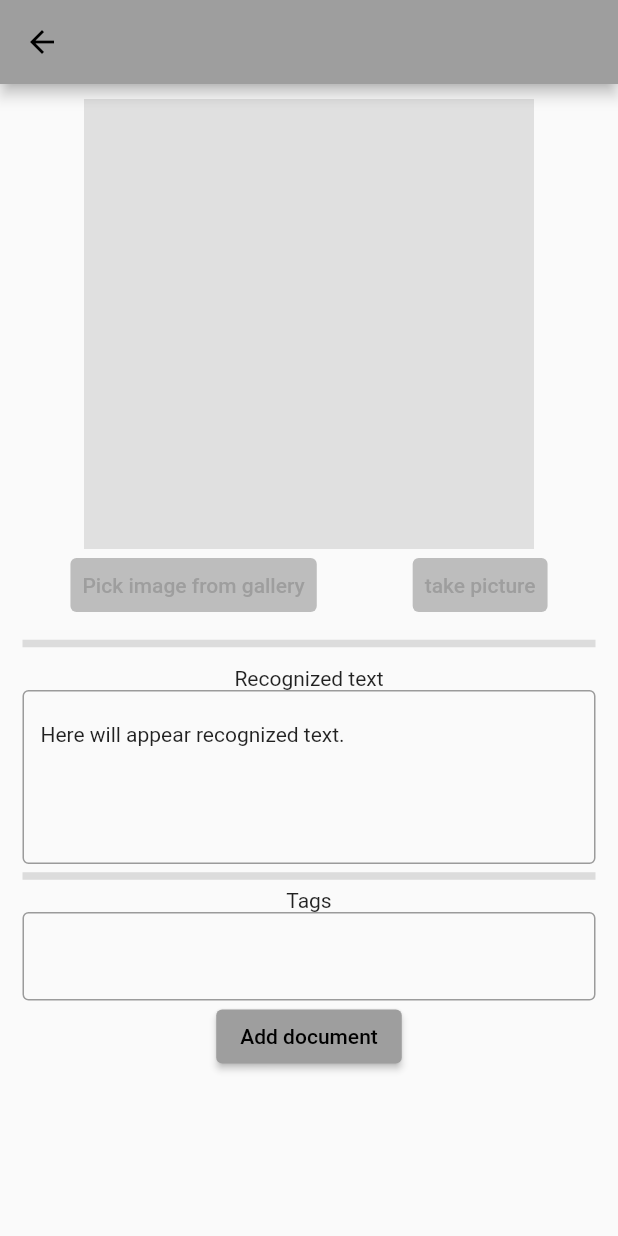
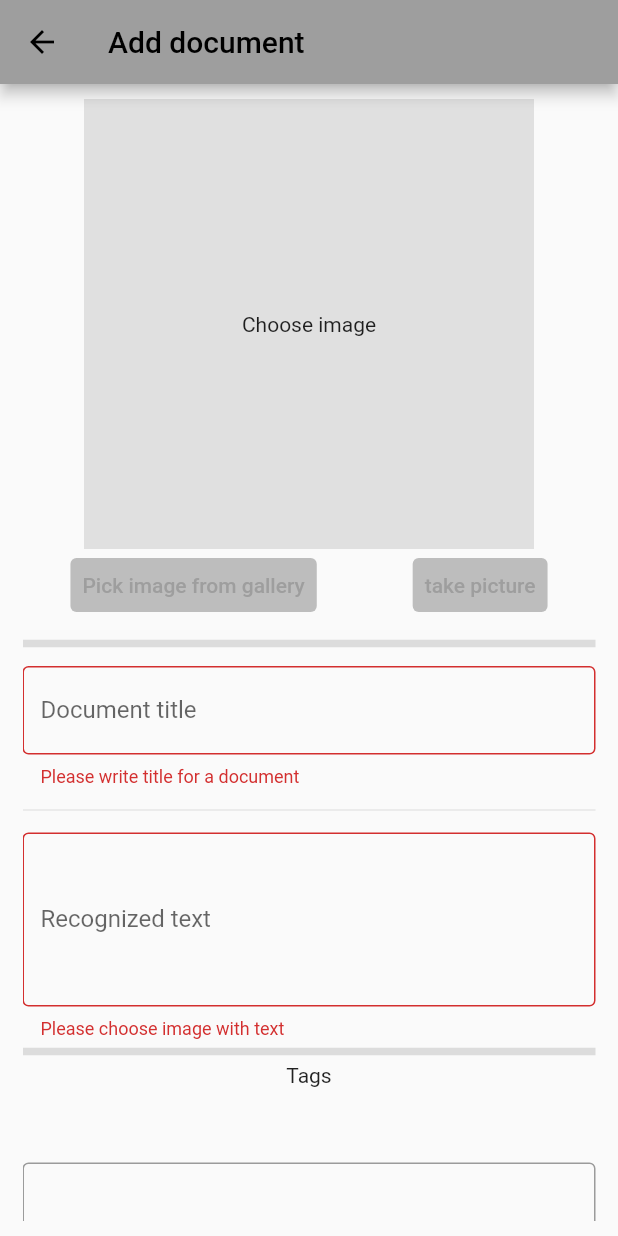
Before and after one commit to DocentSzachista/PIM-project, a Flutter app: the AddDocumentPage screen opened directly, after a tap on "Add document", on a phone screen of 412 x 824 dp. Run offline on Flutter 3.47's test engine with Material 2 defaults, Android fonts, the light colour scheme and no system bars; our stand-ins replace cloud_firestore, firebase_auth, firebase_core, firebase_storage, font_awesome_flutter, google_sign_in and 2 more; missing offline and left inert: google_mlkit_text_recognition, googleapis; accounts and stored records are empty; generated files the repository leaves out were written again.

Commit message:
preetify add document page and connect fields to model (#20)

```diff
--- a/document_ocr/lib/db/db_handler.dart
+++ b/document_ocr/lib/db/db_handler.dart
@@ -13,11 +13,16 @@
       ? FirebaseAuth.instance.currentUser!.uid
       : null;
 
-  Future<void> addDocument(Document document) async {
-    final doc = _db.collection("users").doc();
-    document.id = doc.id;
-    document.uuid = _userUID;
-    await doc.set(document.toJSON());
+  Future<bool> addDocument(Document document) async {
+    try {
+      final doc = _db.collection("users").doc();
+      document.id = doc.id;
+      document.uuid = _userUID;
+      await doc.set(document.toJSON());
+      return true;
+    } catch (e) {
+      return false;
+    }
   }
 
   Future<String> uploadFile(XFile file) async {
--- a/document_ocr/lib/db/document.dart
+++ b/document_ocr/lib/db/document.dart
@@ -4,11 +4,13 @@
       this.uuid,
       required this.name,
       required this.text,
-      required this.imageURL});
+      required this.imageURL,
+      required this.tags});
   String? id;
   String? uuid;
   String name;
   String text;
+  List<dynamic> tags;
   final String imageURL;
 
   factory Document.fromJson(Map<String, dynamic> json) {
@@ -17,7 +19,8 @@
         uuid: json['user_uuid'],
         text: json['text'],
         name: json['name'],
-        imageURL: json['image_url']);
+        imageURL: json['image_url'],
+        tags: json['tags']);
   }
 
   Map<String, dynamic> toJSON() => {
@@ -25,6 +28,7 @@
         "user_uuid": uuid,
         "text": text,
         "name": name,
-        "image_url": imageURL
+        "image_url": imageURL,
+        "tags": tags
       };
 }
--- a/document_ocr/lib/l10n/app_en.arb
+++ b/document_ocr/lib/l10n/app_en.arb
@@ -15,5 +15,15 @@
   "popUpSuccess": "Transfer completed",
   "popUpFail": "Something went wrong",
   "tagTitle": "Tags",
-  "textfieldTooltip": "Recognized text"
+  "textfieldTooltip": "Recognized text",
+
+
+  "invalidRecognized": "Please choose image with text",
+  "documentTitleLabel": "Document title",
+  "invalidTitle": "Please write title for a document",
+  "chooseImageTooltip": "Choose image",
+  "addDocumentPage": "Add document"
+
+
+
 }
--- a/document_ocr/lib/l10n/app_pl.arb
+++ b/document_ocr/lib/l10n/app_pl.arb
@@ -13,6 +13,14 @@
   "popUpFail": "Coś poszło nie tak.",
 
   "tagTitle": "Tagi",
-  "textfieldTooltip": "Rozpoznany tekst"
+  "textfieldTooltip": "Rozpoznany tekst",
+
+
+  "invalidRecognized": "Wybierz obrazek do pobrania tekstu",
+  "invalidTitle": "Podaj tytuł do dokumentu",
+  "documentTitleLabel": "Nazwa dokumentu",
+
+  "chooseImageTooltip": "Wybierz obrazek",
+  "addDocumentPage": "Dodaj dokument"
 
 }
--- a/document_ocr/lib/main.dart
+++ b/document_ocr/lib/main.dart
@@ -7,7 +7,6 @@
 import 'package:firebase_core/firebase_core.dart';
 import 'package:provider/provider.dart';
 
-// import 'firebase_options.dart';
 void main() async {
   WidgetsFlutterBinding.ensureInitialized();
   await Firebase.initializeApp();
--- a/document_ocr/lib/pages/add_document_page.dart
+++ b/document_ocr/lib/pages/add_document_page.dart
@@ -1,11 +1,16 @@
 import 'package:document_ocr/widgets/add_document_widget.dart';
 import 'package:flutter/material.dart';
+import 'package:flutter_gen/gen_l10n/app_localizations.dart';
 
 class AddDocumentPage extends StatelessWidget {
   const AddDocumentPage({Key? key}) : super(key: key);
 
   @override
   Widget build(BuildContext context) {
-    return Scaffold(appBar: AppBar(), body: AddDocument());
+    return Scaffold(
+        appBar: AppBar(
+          title: Text(AppLocalizations.of(context)!.addDocument),
+        ),
+        body: const AddDocument());
   }
 }
--- a/document_ocr/lib/pages/share_page.dart
+++ b/document_ocr/lib/pages/share_page.dart
@@ -6,7 +6,10 @@
 class SharePage extends StatelessWidget {
   SharePage({Key? key}) : super(key: key);
   final Document document = Document(
-      name: "title", text: "Lorem ipsum dixum trahunt", imageURL: "Example");
+      name: "title",
+      text: "Lorem ipsum dixum trahunt",
+      imageURL: "Example",
+      tags: ["1", "2,", "3"]);
 
   @override
   Widget build(BuildContext context) {
--- a/document_ocr/lib/widgets/add_document_widget.dart
+++ b/document_ocr/lib/widgets/add_document_widget.dart
@@ -6,7 +6,6 @@
 import 'package:google_mlkit_text_recognition/google_mlkit_text_recognition.dart';
 import 'package:image_picker/image_picker.dart';
 import 'package:flutter_gen/gen_l10n/app_localizations.dart';
-
 import 'my_textfield.dart';
 
 class AddDocument extends StatefulWidget {
@@ -22,14 +21,16 @@
   late XFile? imageFile = null;
   final controllerTextEditing = TextEditingController();
   final controllerTagsText = TextEditingController();
+  final controllerTitle = TextEditingController();
+
+  final _key = GlobalKey<FormState>();
+
   void retrieveImage(ImageSource source) async {
     // function tries to pick image from gallery and later invokes function
-    // to recognize
     try {
       final pickedImage = await ImagePicker().pickImage(source: source);
       if (pickedImage != null) {
         imageFile = pickedImage;
-        // setState is called to rebuild widget
         setState(() {});
         getRecognisedText(pickedImage);
       }
@@ -58,6 +59,9 @@
           height: 300,
           child: Container(
             color: Colors.grey.shade300,
+            child: Center(
+              child: Text(AppLocalizations.of(context)!.chooseImageTooltip),
+            ),
           ),
         )
       : Image.file(
@@ -93,51 +97,81 @@
             setState(() {
               _tags.add(text);
               controllerTagsText.text = "";
-              print(_tags);
             });
           }
         },
       );
 
+  Widget _documentTitle() => TextFormField(
+        validator: (value) {
+          if (value == null || value.isEmpty) {
+            return AppLocalizations.of(context)!.invalidTitle;
+          }
+          return null;
+        },
+        controller: controllerTitle,
+        decoration: InputDecoration(
+          labelText: AppLocalizations.of(context)!.documentTitleLabel,
+          border: const OutlineInputBorder(),
+        ),
+      );
+  SnackBar _snackBar() => const SnackBar(
+        content: Text('Done'),
+        backgroundColor: Colors.blueGrey,
+        duration: Duration(seconds: 3),
+      );
+
+  Widget _submitButton(BuildContext context) => ElevatedButton(
+      onPressed: () async {
+        if (_key.currentState!.validate() && imageFile != null) {
+          final db = DbHandler();
+          String fileURL = await db.uploadFile(imageFile!);
+          Document documentToAdd = Document(
+              name: controllerTitle.text,
+              text: recognizedText,
+              imageURL: fileURL,
+              tags: _tags);
+          bool success = await db.addDocument(documentToAdd);
+          if (success) {
+            ScaffoldMessenger.of(context).showSnackBar(_snackBar());
+          }
+        }
+      },
+      child: Text(AppLocalizations.of(context)!.addDocument));
+
   @override
   Widget build(BuildContext context) {
     return Padding(
-        padding: EdgeInsets.symmetric(vertical: 10, horizontal: 15),
+        padding: const EdgeInsets.symmetric(vertical: 10, horizontal: 15),
         child: SingleChildScrollView(
             child: Center(
+                child: Form(
+          key: _key,
           child: Column(
             // mainAxisAlignment: MainAxisAlignment.spaceEvenly,
             children: [
               _imageContainer(),
               _buttonsRow(context),
-              Divider(
+              const Divider(
                 height: 30,
                 thickness: 5.0,
+              ),
+              _documentTitle(),
+              const Divider(
+                height: 30,
               ),
               MyTextField(
                 controller: controllerTextEditing,
               ),
               // _generatedTextArea(context),
-              Divider(
+              const Divider(
                 thickness: 5.0,
               ),
               TagList(tags: _tags),
               _tagsTextField(context),
-              ElevatedButton(
-                  onPressed: () async {
-                    if (imageFile != null && recognizedText.isNotEmpty) {
-                      final db = DbHandler();
-                      String fileURL = await db.uploadFile(imageFile!);
-                      Document documentToAdd = Document(
-                          name: "Debug",
-                          text: recognizedText,
-                          imageURL: fileURL);
-                      await db.addDocument(documentToAdd);
-                    }
-                  },
-                  child: Text(AppLocalizations.of(context)!.addDocument)),
+              _submitButton(context)
             ],
           ),
-        )));
+        ))));
   }
 }
--- a/document_ocr/lib/widgets/my_textfield.dart
+++ b/document_ocr/lib/widgets/my_textfield.dart
@@ -10,16 +10,19 @@
 
 class _MyTextFieldState extends State<MyTextField> {
   @override
-  Widget build(BuildContext context) => Column(children: [
-        Text(AppLocalizations.of(context)!.textfieldTooltip),
-        TextFormField(
+  Widget build(BuildContext context) => TextFormField(
         maxLines: 4,
         controller: widget.controller,
+        validator: (value) {
+          if (value == null || value.isEmpty) {
+            return AppLocalizations.of(context)!.invalidRecognized;
+          }
+          return null;
+        },
         scrollController: ScrollController(),
         decoration: InputDecoration(
+            labelText: AppLocalizations.of(context)!.textfieldTooltip,
             border: const OutlineInputBorder(),
-              hintText: "Here will appear recognized text.",
             hintStyle: Theme.of(context).textTheme.bodyMedium),
-        )
-      ]);
+      );
 }
--- a/document_ocr/lib/widgets/tag_list.dart
+++ b/document_ocr/lib/widgets/tag_list.dart
@@ -13,7 +13,11 @@
   Widget build(BuildContext context) {
     return Column(children: [
       Text(AppLocalizations.of(context)!.tagTitle),
-      Wrap(
+      widget.tags.isEmpty
+          ? const SizedBox(
+              height: 50,
+            )
+          : Wrap(
               spacing: 10,
               children: List.generate(
                   widget.tags.length,
```
Also changed, not shown: 9 other files. Lines whose indentation alone changed are shown as unchanged.
